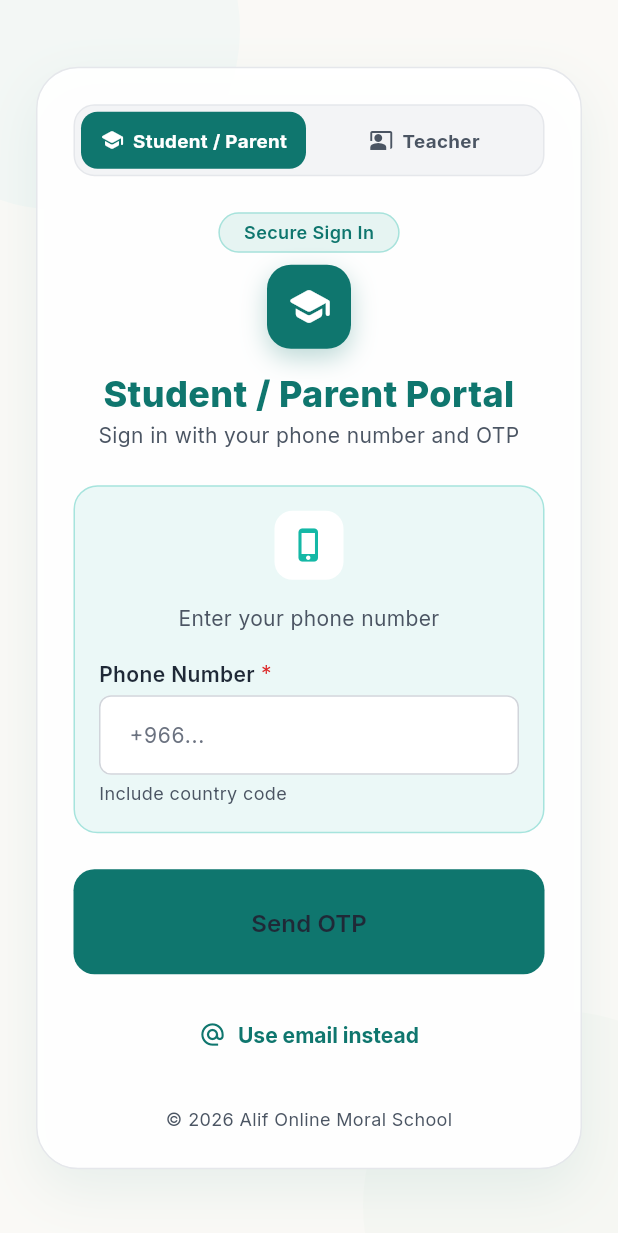
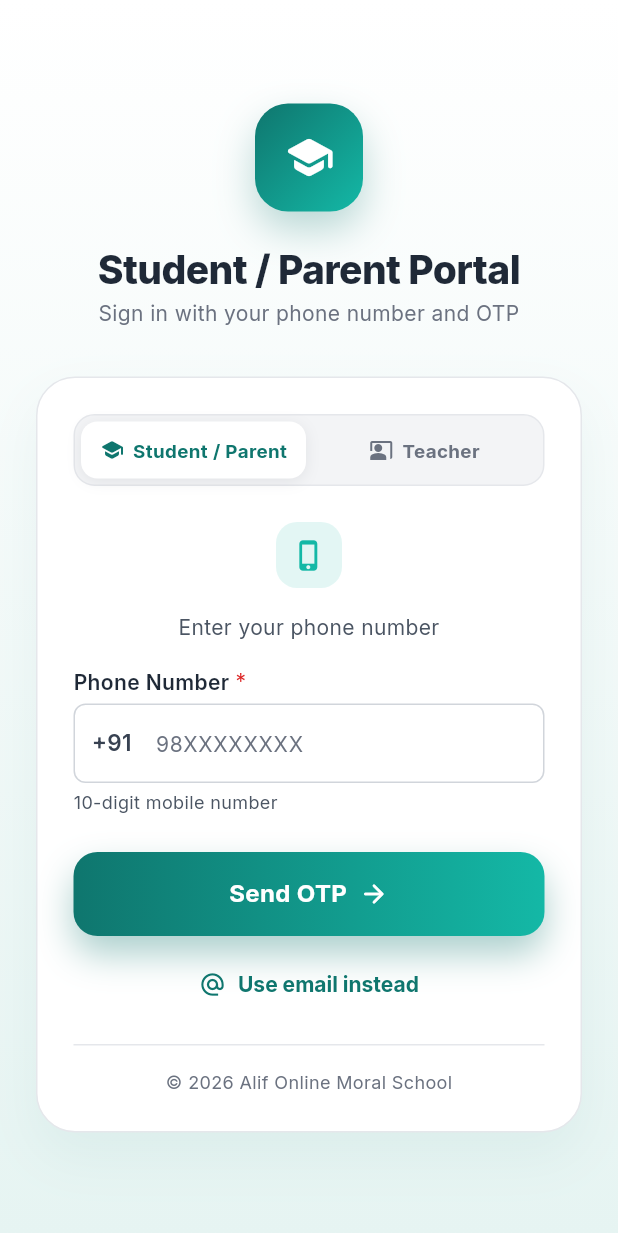
Before and after one commit to mariyam00786/alif, a Flutter app: the MobileLoginScreen screen opened directly, on a phone screen of 412 x 824 dp. Shown: the top 1233 px of the screen. Run offline on Flutter 3.47's test engine with Material 3 defaults, Android fonts, the phone set to English and light mode, and no system bars; our stand-ins replace fl_chart, google_fonts, supabase_flutter; accounts and stored records are empty.

Commit message:
feat: redesign login UI and use 10-digit (+91) phone numbers
- Mobile login: modern light split UI, segmented portal selector, clean fields
- Admin login: responsive split-screen layout with step indicator
- Both: accept 10-digit local numbers, auto-prepend +91 country code

```diff
--- a/mobile_app/lib/screens/auth/login_screen.dart
+++ b/mobile_app/lib/screens/auth/login_screen.dart
@@ -1,5 +1,4 @@
 import 'package:flutter/material.dart';
-import '../../components/button.dart';
 import '../../components/input.dart';
 import '../../components/otp_box_field.dart';
 import '../../constants/app_theme.dart';
@@ -32,6 +31,9 @@ class MobileLoginScreen extends StatefulWidget {
 }
 
 class _MobileLoginScreenState extends State<MobileLoginScreen> {
+  /// Country code automatically prepended to the 10-digit local number.
+  static const String _countryCode = '+91';
+
   LoginStep _step = LoginStep.phone;
 
   /// The portal selected at the top of the screen. Decides which board opens
@@ -66,64 +68,59 @@ class _MobileLoginScreenState extends State<MobileLoginScreen> {
 
     return Scaffold(
       backgroundColor: ColorPalette.backgroundLight,
-      body: SafeArea(
-        child: Stack(
+      body: Container(
+        width: double.infinity,
+        decoration: const BoxDecoration(
+          gradient: LinearGradient(
+            begin: Alignment.topCenter,
+            end: Alignment.bottomCenter,
+            colors: [ColorPalette.white, ColorPalette.primaryMuted],
+          ),
+        ),
+        child: SafeArea(
+          child: Center(
+            child: SingleChildScrollView(
+              padding: EdgeInsets.symmetric(
+                horizontal: SpacingScale.lg,
+                vertical: SpacingScale.xl,
+              ),
+              child: ConstrainedBox(
+                constraints: const BoxConstraints(maxWidth: 420),
+                child: Column(
+                  mainAxisSize: MainAxisSize.min,
                   children: [
-            Positioned(
-              top: -100,
-              left: -80,
-              child: Container(
-                width: 240,
-                height: 240,
-                decoration: BoxDecoration(
-                  color: ColorPalette.primaryMuted.withValues(alpha: 0.35),
-                  shape: BoxShape.circle,
+                    _buildHero(isMalayalam),
+                    SizedBox(height: SpacingScale.xl),
+                    _buildCard(isMalayalam),
+                  ],
                 ),
               ),
             ),
-            Positioned(
-              bottom: -110,
-              right: -90,
-              child: Container(
-                width: 260,
-                height: 260,
-                decoration: BoxDecoration(
-                  color: ColorPalette.secondaryMuted.withValues(alpha: 0.32),
-                  shape: BoxShape.circle,
           ),
         ),
       ),
-            Center(
-              child: SingleChildScrollView(
-                child: Padding(
-                  padding: EdgeInsets.symmetric(
-                    horizontal: SpacingScale.lg,
-                    vertical: SpacingScale.lg,
-                  ),
-                  child: ConstrainedBox(
-                    constraints: BoxConstraints(maxWidth: 460),
-                    child: Container(
+    );
+  }
+
+  Widget _buildCard(bool isMalayalam) {
+    return Container(
       padding: EdgeInsets.all(SpacingScale.lg),
       decoration: BoxDecoration(
-                        color: ColorPalette.white.withValues(alpha: 0.96),
-                        borderRadius: BorderRadius.circular(28),
+        color: ColorPalette.white,
+        borderRadius: BorderRadius.circular(26),
         border: Border.all(color: ColorPalette.neutral200),
         boxShadow: [
           BoxShadow(
-                            color: ColorPalette.primaryDark.withValues(
-                              alpha: 0.08,
-                            ),
+            color: ColorPalette.primaryDark.withValues(alpha: 0.06),
             blurRadius: 30,
-                            offset: Offset(0, 14),
+            offset: const Offset(0, 16),
           ),
         ],
       ),
       child: Column(
-                        mainAxisAlignment: MainAxisAlignment.center,
+        mainAxisSize: MainAxisSize.min,
         children: [
           _buildPortalSelector(isMalayalam),
-                          SizedBox(height: SpacingScale.lg),
-                          _buildHeader(isMalayalam),
           SizedBox(height: SpacingScale.lg),
           if (_useEmail)
             _buildEmailForm(isMalayalam)
@@ -137,14 +134,25 @@ class _MobileLoginScreenState extends State<MobileLoginScreen> {
               width: double.infinity,
               padding: EdgeInsets.all(SpacingScale.md),
               decoration: BoxDecoration(
-                                color: ColorPalette.ratingNeedsImprovement
-                                    .withValues(alpha: 0.1),
+                color: ColorPalette.ratingNeedsImprovement.withValues(
+                  alpha: 0.1,
+                ),
                 borderRadius: BorderRadius.circular(12),
                 border: Border.all(
-                                  color: ColorPalette.ratingNeedsImprovement
-                                      .withValues(alpha: 0.35),
+                  color: ColorPalette.ratingNeedsImprovement.withValues(
+                    alpha: 0.35,
                   ),
                 ),
+              ),
+              child: Row(
+                children: [
+                  Icon(
+                    Icons.error_outline_rounded,
+                    color: ColorPalette.ratingNeedsImprovement,
+                    size: 20,
+                  ),
+                  SizedBox(width: SpacingScale.sm),
+                  Expanded(
                     child: Text(
                       _error!,
                       style: TextStyle(
@@ -153,18 +161,12 @@ class _MobileLoginScreenState extends State<MobileLoginScreen> {
                       ),
                     ),
                   ),
+                ],
+              ),
+            ),
             SizedBox(height: SpacingScale.lg),
           ],
-                          AlifButton(
-                            label: _primaryLabel(isMalayalam),
-                            onPressed: _isLoading ? null : _handlePrimaryAction,
-                            isLoading: _isLoading,
-                            variant: ButtonVariant.primary,
-                            size: ButtonSize.large,
-                            width: double.infinity,
-                            borderRadius: BorderRadius.circular(14),
-                            isMalayalam: isMalayalam,
-                          ),
+          _buildPrimaryButton(isMalayalam),
           if (_step == LoginStep.otp && !_useEmail) ...[
             SizedBox(height: SpacingScale.sm),
             TextButton(
@@ -176,26 +178,79 @@ class _MobileLoginScreenState extends State<MobileLoginScreen> {
               ),
             ),
           ],
+          SizedBox(height: SpacingScale.sm),
+          _buildMethodSwitch(isMalayalam),
           SizedBox(height: SpacingScale.md),
-                          _buildMethodSwitch(isMalayalam),
-                          SizedBox(height: SpacingScale.lg),
+          Divider(color: ColorPalette.neutral200, height: 1),
+          SizedBox(height: SpacingScale.md),
           Text(
             isMalayalam
                 ? '© 2026 അലിഫ് ഓൺലൈൻ മോറൽ സ്കൂൾ'
                 : '© 2026 Alif Online Moral School',
-                            style: TextStyle(
-                              fontSize: 12,
-                              color: ColorPalette.neutral600,
+            style: TextStyle(fontSize: 12, color: ColorPalette.neutral500),
           ),
+        ],
+      ),
+    );
+  }
+
+  Widget _buildPrimaryButton(bool isMalayalam) {
+    final enabled = !_isLoading;
+    return Opacity(
+      opacity: enabled ? 1 : 0.75,
+      child: DecoratedBox(
+        decoration: BoxDecoration(
+          gradient: const LinearGradient(
+            colors: [ColorPalette.primaryDark, ColorPalette.primaryLight],
+          ),
+          borderRadius: BorderRadius.circular(16),
+          boxShadow: [
+            BoxShadow(
+              color: ColorPalette.primaryDark.withValues(alpha: 0.35),
+              blurRadius: 20,
+              offset: const Offset(0, 12),
+            ),
+          ],
+        ),
+        child: Material(
+          color: Colors.transparent,
+          child: InkWell(
+            borderRadius: BorderRadius.circular(16),
+            onTap: enabled ? _handlePrimaryAction : null,
+            child: SizedBox(
+              height: 56,
+              child: Center(
+                child: _isLoading
+                    ? const SizedBox(
+                        width: 22,
+                        height: 22,
+                        child: CircularProgressIndicator(
+                          strokeWidth: 2.4,
+                          valueColor: AlwaysStoppedAnimation(Colors.white),
+                        ),
+                      )
+                    : Row(
+                        mainAxisSize: MainAxisSize.min,
+                        children: [
+                          Text(
+                            _primaryLabel(isMalayalam),
+                            style: const TextStyle(
+                              color: Colors.white,
+                              fontSize: 16,
+                              fontWeight: FontWeight.w700,
+                            ),
+                          ),
+                          const SizedBox(width: 8),
+                          const Icon(
+                            Icons.arrow_forward_rounded,
+                            color: Colors.white,
+                            size: 20,
                           ),
                         ],
                       ),
               ),
             ),
           ),
-              ),
-            ),
-          ],
         ),
       ),
     );
@@ -276,8 +331,17 @@ class _MobileLoginScreenState extends State<MobileLoginScreen> {
         duration: const Duration(milliseconds: 180),
         padding: const EdgeInsets.symmetric(vertical: 10, horizontal: 6),
         decoration: BoxDecoration(
-          color: selected ? ColorPalette.primaryDark : Colors.transparent,
+          color: selected ? ColorPalette.white : Colors.transparent,
           borderRadius: BorderRadius.circular(11),
+          boxShadow: selected
+              ? [
+                  BoxShadow(
+                    color: ColorPalette.neutral900.withValues(alpha: 0.08),
+                    blurRadius: 8,
+                    offset: const Offset(0, 2),
+                  ),
+                ]
+              : null,
         ),
         child: Row(
           mainAxisAlignment: MainAxisAlignment.center,
@@ -285,7 +349,9 @@ class _MobileLoginScreenState extends State<MobileLoginScreen> {
             Icon(
               icon,
               size: 16,
-              color: selected ? Colors.white : ColorPalette.neutral600,
+              color: selected
+                  ? ColorPalette.primaryDark
+                  : ColorPalette.neutral500,
             ),
             const SizedBox(width: 6),
             Flexible(
@@ -296,7 +362,9 @@ class _MobileLoginScreenState extends State<MobileLoginScreen> {
                 style: TextStyle(
                   fontSize: 12.5,
                   fontWeight: FontWeight.w700,
-                  color: selected ? Colors.white : ColorPalette.neutral600,
+                  color: selected
+                      ? ColorPalette.primaryDark
+                      : ColorPalette.neutral500,
                 ),
               ),
             ),
@@ -306,7 +374,7 @@ class _MobileLoginScreenState extends State<MobileLoginScreen> {
     );
   }
 
-  Widget _buildHeader(bool isMalayalam) {
+  Widget _buildHero(bool isMalayalam) {
     final subtitle = _useEmail
         ? (isMalayalam
               ? 'ഇമെയിലും പാസ്‌വേഡും ഉപയോഗിച്ച് സൈൻ ഇൻ ചെയ്യുക'
@@ -318,63 +386,46 @@ class _MobileLoginScreenState extends State<MobileLoginScreen> {
     return Column(
       children: [
         Container(
-          padding: EdgeInsets.symmetric(
-            horizontal: SpacingScale.md,
-            vertical: SpacingScale.xs,
+          width: 72,
+          height: 72,
+          decoration: BoxDecoration(
+            gradient: const LinearGradient(
+              begin: Alignment.topLeft,
+              end: Alignment.bottomRight,
+              colors: [ColorPalette.primaryDark, ColorPalette.primaryLight],
             ),
-          decoration: BoxDecoration(
-            color: ColorPalette.primaryMuted,
-            borderRadius: BorderRadius.circular(999),
-            border: Border.all(
-              color: ColorPalette.primaryLight.withValues(alpha: 0.3),
-            ),
-          ),
-          child: Text(
-            isMalayalam ? 'സുരക്ഷിത പ്രവേശനം' : 'Secure Sign In',
-            style: TextStyle(
-              fontSize: 12,
-              fontWeight: FontWeight.w600,
-              color: ColorPalette.primaryDark,
-            ),
-          ),
-        ),
-        SizedBox(height: SpacingScale.sm),
-        Container(
-          width: 56,
-          height: 56,
-          decoration: BoxDecoration(
-            color: ColorPalette.primaryDark,
-            borderRadius: BorderRadius.circular(16),
+            borderRadius: BorderRadius.circular(22),
             boxShadow: [
               BoxShadow(
                 color: ColorPalette.primaryDark.withValues(alpha: 0.28),
-                blurRadius: 14,
-                offset: Offset(0, 6),
+                blurRadius: 22,
+                offset: const Offset(0, 12),
               ),
             ],
           ),
-          child: Icon(_portalIcon, size: 30, color: Colors.white),
+          child: Icon(_portalIcon, size: 34, color: Colors.white),
         ),
-        SizedBox(height: SpacingScale.md),
+        SizedBox(height: SpacingScale.lg),
         Text(
           _portalTitle(isMalayalam),
-          style: TextStyle(
-            fontSize: 24,
+          textAlign: TextAlign.center,
+          style: const TextStyle(
+            fontSize: 26,
             height: 1.15,
             fontWeight: FontWeight.w800,
-            color: ColorPalette.primaryDark,
+            color: ColorPalette.textPrimary,
+            letterSpacing: -0.4,
           ),
-          textAlign: TextAlign.center,
         ),
         SizedBox(height: SpacingScale.xs),
         Text(
           subtitle,
+          textAlign: TextAlign.center,
           style: TextStyle(
             fontSize: 14,
-            height: 1.35,
-            color: ColorPalette.neutral600,
+            height: 1.4,
+            color: ColorPalette.textTertiary,
           ),
-          textAlign: TextAlign.center,
         ),
       ],
     );
@@ -396,9 +447,24 @@ class _MobileLoginScreenState extends State<MobileLoginScreen> {
             SizedBox(height: SpacingScale.md),
             AlifInput(
               label: isMalayalam ? 'ഫോൺ നമ്പർ' : 'Phone Number',
-              placeholder: '+966...',
+              placeholder: '98XXXXXXXX',
               type: InputType.phone,
               controller: _phoneController,
+              maxLength: 10,
+              leading: const Padding(
+                padding: EdgeInsets.symmetric(horizontal: 12),
+                child: Center(
+                  widthFactor: 1,
+                  child: Text(
+                    '+91',
+                    style: TextStyle(
+                      fontSize: 15,
+                      fontWeight: FontWeight.w600,
+                      color: ColorPalette.textSecondary,
+                    ),
+                  ),
+                ),
+              ),
               onChanged: (value) {
                 setState(() => _phone = value);
               },
@@ -406,8 +472,8 @@ class _MobileLoginScreenState extends State<MobileLoginScreen> {
               validator: _validatePhone,
               isMalayalam: isMalayalam,
               helperText: isMalayalam
-                  ? 'ദേശ കോഡ് സഹിതം'
-                  : 'Include country code',
+                  ? '10 അക്ക മൊബൈൽ നമ്പർ'
+                  : '10-digit mobile number',
             ),
           ],
         ),
@@ -509,29 +575,20 @@ class _MobileLoginScreenState extends State<MobileLoginScreen> {
     required IconData icon,
     required Widget child,
   }) {
-    return Container(
-      width: double.infinity,
-      padding: EdgeInsets.all(SpacingScale.md),
-      decoration: BoxDecoration(
-        color: accent.withValues(alpha: 0.08),
-        borderRadius: BorderRadius.circular(16),
-        border: Border.all(color: accent.withValues(alpha: 0.32)),
-      ),
-      child: Column(
+    return Column(
       children: [
         Container(
-            width: 46,
-            height: 46,
+          width: 44,
+          height: 44,
           decoration: BoxDecoration(
-              color: ColorPalette.white,
-              borderRadius: BorderRadius.circular(12),
+            color: accent.withValues(alpha: 0.12),
+            borderRadius: BorderRadius.circular(14),
           ),
-            child: Icon(icon, color: accent, size: 24),
+          child: Icon(icon, color: accent, size: 22),
         ),
         SizedBox(height: SpacingScale.md),
         child,
       ],
-      ),
     );
   }
 
@@ -548,28 +605,18 @@ class _MobileLoginScreenState extends State<MobileLoginScreen> {
   // ===== Validation =====
 
   String? _validatePhone(String? value) {
-    final normalizedPhone = _normalizePhone(value);
-
-    if (normalizedPhone == null) {
-      return 'Phone number is required';
-    }
-    if (!normalizedPhone.startsWith('+') || normalizedPhone.length < 12) {
-      return 'Invalid phone number format';
+    if (_normalizePhone(value) == null) {
+      return 'Enter a valid 10-digit mobile number';
     }
     return null;
   }
 
   String? _normalizePhone(String? value) {
-    final raw = value?.trim() ?? '';
-    if (raw.isEmpty) {
+    final digits = (value ?? '').replaceAll(RegExp(r'\D'), '');
+    if (digits.length != 10) {
       return null;
     }
-
-    if (raw.startsWith('+')) {
-      return raw;
-    }
-
-    return '+$raw';
+    return '$_countryCode$digits';
   }
 
   String? _validateOtp(String? value) {
```
Also changed, not shown: admin-panel/lib/screens/admin_otp_login_screen.dart (+226 -47 lines). Lines whose indentation alone changed are shown as unchanged.
